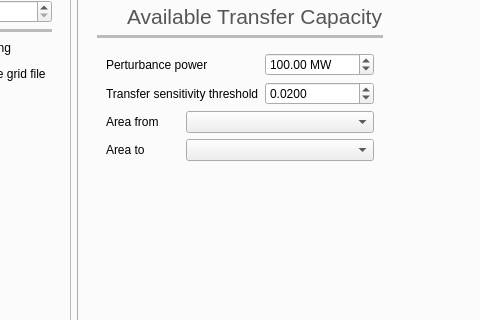
Before: the Qt Designer form src/GridCal/Gui/Main/MainWindow.ui in SanPen/GridCal, drawn with Qt 5; both pictures show x 144 to 624 and y 210 to 530 of the 1210 by 764 pixel window.
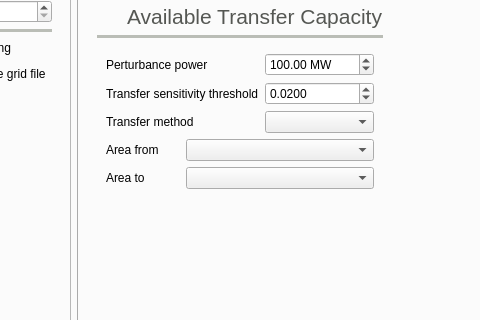
After: the same form once the commit is applied. The open tabs and pages were chosen to show the change. Icons and pictures are not drawn.

The edit to the form file:
```diff
--- a/src/GridCal/Gui/Main/MainWindow.ui
+++ b/src/GridCal/Gui/Main/MainWindow.ui
@@ -3326,16 +3326,6 @@
                   <enum>QFrame::Raised</enum>
                  </property>
                  <layout class="QGridLayout" name="gridLayout_4">
-                  <item row="5" column="0">
-                   <widget class="QLabel" name="label_21">
-                    <property name="text">
-                     <string>Area to</string>
-                    </property>
-                   </widget>
-                  </item>
-                  <item row="4" column="1" colspan="2">
-                   <widget class="QComboBox" name="atcAreaFromComboBox"/>
-                  </item>
                   <item row="3" column="0" colspan="2">
                    <widget class="QLabel" name="label_62">
                     <property name="text">
@@ -3343,30 +3333,36 @@
                     </property>
                    </widget>
                   </item>
-                  <item row="2" column="0" colspan="2">
-                   <widget class="QLabel" name="label_91">
+                  <item row="6" column="0">
+                   <widget class="QLabel" name="label_21">
                     <property name="text">
-                     <string>Perturbance power</string>
+                     <string>Area to</string>
                     </property>
                    </widget>
                   </item>
-                  <item row="5" column="1" colspan="2">
-                   <widget class="QComboBox" name="atcAreaToComboBox"/>
+                  <item row="2" column="2">
+                   <widget class="QDoubleSpinBox" name="atcPerturbanceSpinBox">
+                    <property name="toolTip">
+                     <string>Amount of power used to compute the branches sensitivity to the transfer</string>
+                    </property>
+                    <property name="suffix">
+                     <string> MW</string>
+                    </property>
+                    <property name="maximum">
+                     <double>999999999999.000000000000000</double>
+                    </property>
+                    <property name="value">
+                     <double>100.000000000000000</double>
+                    </property>
+                   </widget>
                   </item>
-                  <item row="4" column="0">
+                  <item row="5" column="0">
                    <widget class="QLabel" name="label_41">
                     <property name="text">
                      <string>Area from</string>
                     </property>
                    </widget>
                   </item>
-                  <item row="8" column="0" colspan="2">
-                   <widget class="QLabel" name="label_44">
-                    <property name="text">
-                     <string/>
-                    </property>
-                   </widget>
-                  </item>
                   <item row="3" column="2">
                    <widget class="QDoubleSpinBox" name="atcThresholdSpinBox">
                     <property name="toolTip">
@@ -3383,22 +3379,36 @@
                     </property>
                    </widget>
                   </item>
-                  <item row="2" column="2">
-                   <widget class="QDoubleSpinBox" name="atcPerturbanceSpinBox">
-                    <property name="toolTip">
-                     <string>Amount of power used to compute the branches sensitivity to the transfer</string>
+                  <item row="2" column="0" colspan="2">
+                   <widget class="QLabel" name="label_91">
+                    <property name="text">
+                     <string>Perturbance power</string>
                     </property>
-                    <property name="suffix">
-                     <string> MW</string>
+                   </widget>
+                  </item>
+                  <item row="9" column="0" colspan="2">
+                   <widget class="QLabel" name="label_44">
+                    <property name="text">
+                     <string/>
                     </property>
-                    <property name="maximum">
-                     <double>999999999999.000000000000000</double>
+                   </widget>
+                  </item>
+                  <item row="4" column="0" colspan="2">
+                   <widget class="QLabel" name="label_77">
+                    <property name="text">
+                     <string>Transfer method</string>
                     </property>
-                    <property name="value">
-                     <double>100.000000000000000</double>
-                    </property>
                    </widget>
                   </item>
+                  <item row="4" column="2">
+                   <widget class="QComboBox" name="transferMethodComboBox"/>
+                  </item>
+                  <item row="6" column="1" colspan="2">
+                   <widget class="QComboBox" name="atcAreaToComboBox"/>
+                  </item>
+                  <item row="5" column="1" colspan="2">
+                   <widget class="QComboBox" name="atcAreaFromComboBox"/>
+                  </item>
                  </layout>
                 </widget>
                </item>
```
